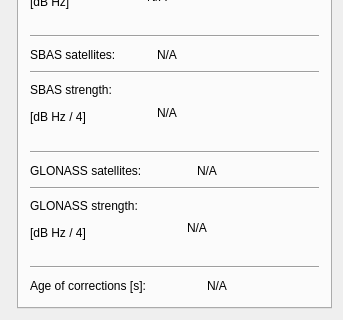
Old version of the form rqt_gps_rtk_plugin/resource/gps_rtk_plugin.ui in the repository ethz-asl/ethz_piksi_ros; both pictures show x 0 to 343 and y 201 to 521 of the 343 by 521 pixel window.
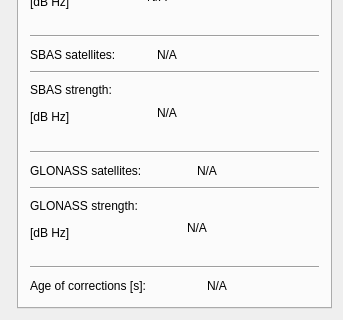
New version of the form. The open tabs and pages were chosen to show the change.

Commit message: Fix total numb of satellites and GUI.

What changed in the file:
```diff
--- a/rqt_gps_rtk_plugin/resource/gps_rtk_plugin.ui
+++ b/rqt_gps_rtk_plugin/resource/gps_rtk_plugin.ui
@@ -718,7 +718,7 @@
                   </size>
                  </property>
                  <property name="text">
-                  <string>&lt;html&gt;&lt;head/&gt;&lt;body&gt;&lt;p&gt;[dB Hz / 4]&lt;/p&gt;&lt;/body&gt;&lt;/html&gt;</string>
+                  <string>&lt;html&gt;&lt;head/&gt;&lt;body&gt;&lt;p&gt;[dB Hz]&lt;/p&gt;&lt;/body&gt;&lt;/html&gt;</string>
                  </property>
                 </widget>
                </item>
@@ -875,7 +875,7 @@
                   </size>
                  </property>
                  <property name="text">
-                  <string>&lt;html&gt;&lt;head/&gt;&lt;body&gt;&lt;p&gt;[dB Hz / 4]&lt;/p&gt;&lt;/body&gt;&lt;/html&gt;</string>
+                  <string>&lt;html&gt;&lt;head/&gt;&lt;body&gt;&lt;p&gt;[dB Hz]&lt;/p&gt;&lt;/body&gt;&lt;/html&gt;</string>
                  </property>
                 </widget>
                </item>
```
The commit also changes 1 other file.
